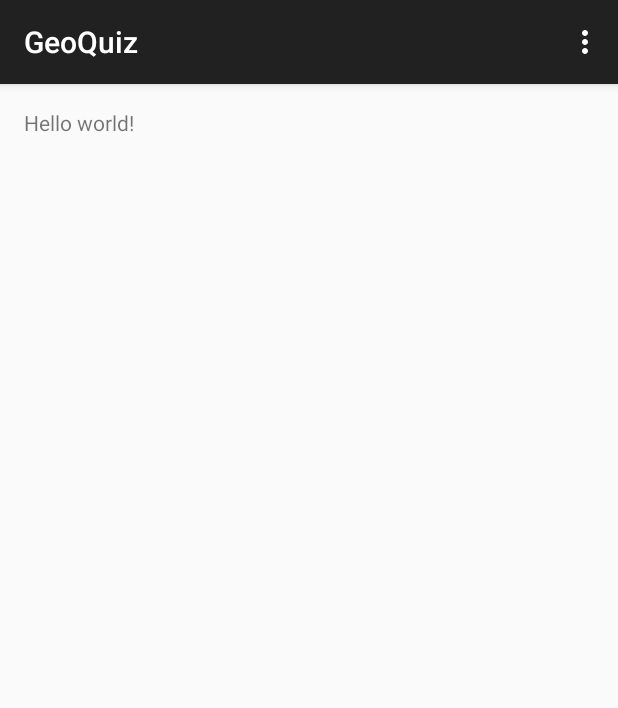
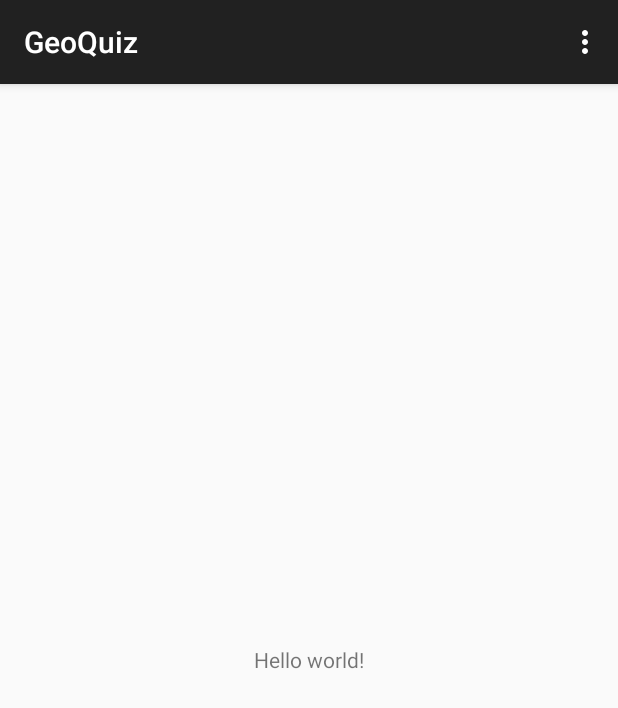
Before and after one commit to jneander/learning-android, an Android app: the screen it shows after launch (QuizActivity), on a phone screen of 412 x 824 dp. Shown: the top 708 px of the screen. Run offline under Robolectric (Android 15) with nearby library versions, the phone set to English and light mode, and no system bars.

Commit message:
Convert code to starting point of book

```diff
--- a/GeoQuiz/src/main/java/com/bignerdranch/android/geoquiz/QuizActivity.java
+++ b/GeoQuiz/src/main/java/com/bignerdranch/android/geoquiz/QuizActivity.java
@@ -17,12 +17,6 @@ public class QuizActivity extends ActionBarActivity {
   protected void onCreate(Bundle savedInstanceState) {
     super.onCreate(savedInstanceState);
     setContentView(R.layout.activity_quiz);
-
-        if (savedInstanceState == null) {
-            getSupportFragmentManager().beginTransaction()
-                    .add(R.id.container, new DummyFragment())
-                    .commit();
-        }
   }
 
 
@@ -45,21 +39,4 @@ public class QuizActivity extends ActionBarActivity {
     }
     return super.onOptionsItemSelected(item);
   }
-
-    /**
-     * A dummy fragment containing a simple view.
-     */
-    public static class DummyFragment extends Fragment {
-
-        public DummyFragment() {
 }
-
-        @Override
-        public View onCreateView(LayoutInflater inflater, ViewGroup container,
-                Bundle savedInstanceState) {
-            View rootView = inflater.inflate(R.layout.fragment_quiz, container, false);
-            return rootView;
-        }
-    }
-
-}
--- a/GeoQuiz/src/main/res/layout/activity_quiz.xml
+++ b/GeoQuiz/src/main/res/layout/activity_quiz.xml
@@ -1,7 +1,14 @@
-<FrameLayout xmlns:android="http://schemas.android.com/apk/res/android"
-    xmlns:tools="http://schemas.android.com/tools"
-    android:id="@+id/container"
-    android:layout_width="match_parent"
-    android:layout_height="match_parent"
-    tools:context=".QuizActivity"
-    tools:ignore="MergeRootFrame" />
+<RelativeLayout xmlns:android="http://schemas.android.com/apk/res/android"
+                xmlns:tools="http://schemas.android.com/tools"
+                android:layout_width="match_parent"
+                android:layout_height="match_parent"
+                tools:context=".QuizActivity">
+
+  <TextView
+      android:layout_width="wrap_content"
+      android:layout_height="wrap_content"
+      android:layout_centerHorizontal="true"
+      android:layout_centerVertical="true"
+      android:text="@string/hello_world"/>
+
+</RelativeLayout>
--- a/GeoQuiz/src/main/res/layout/fragment_quiz.xml
+++ /dev/null
@@ -1,16 +0,0 @@
-<RelativeLayout xmlns:android="http://schemas.android.com/apk/res/android"
-    xmlns:tools="http://schemas.android.com/tools"
-    android:layout_width="match_parent"
-    android:layout_height="match_parent"
-    android:paddingLeft="@dimen/activity_horizontal_margin"
-    android:paddingRight="@dimen/activity_horizontal_margin"
-    android:paddingTop="@dimen/activity_vertical_margin"
-    android:paddingBottom="@dimen/activity_vertical_margin"
-    tools:context=".QuizActivity$DummyFragment">
-
-    <TextView
-        android:text="@string/hello_world"
-        android:layout_width="wrap_content"
-        android:layout_height="wrap_content" />
-
-</RelativeLayout>
```
Also changed, not shown: 1 other file. Lines whose indentation alone changed are shown as unchanged.
